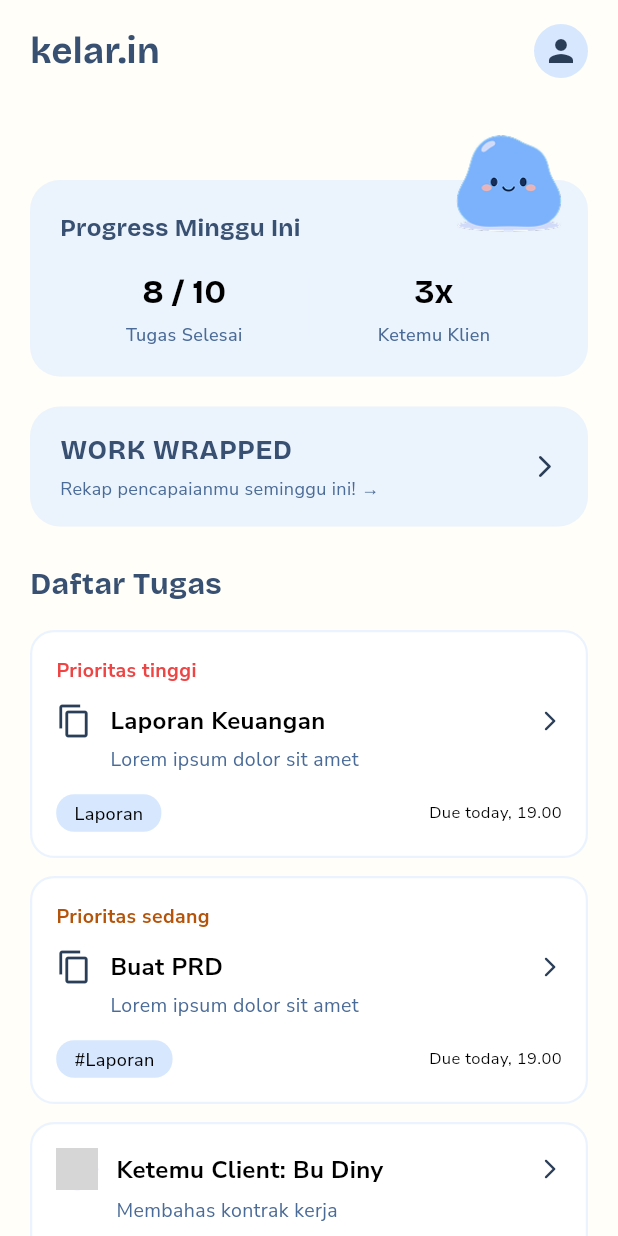
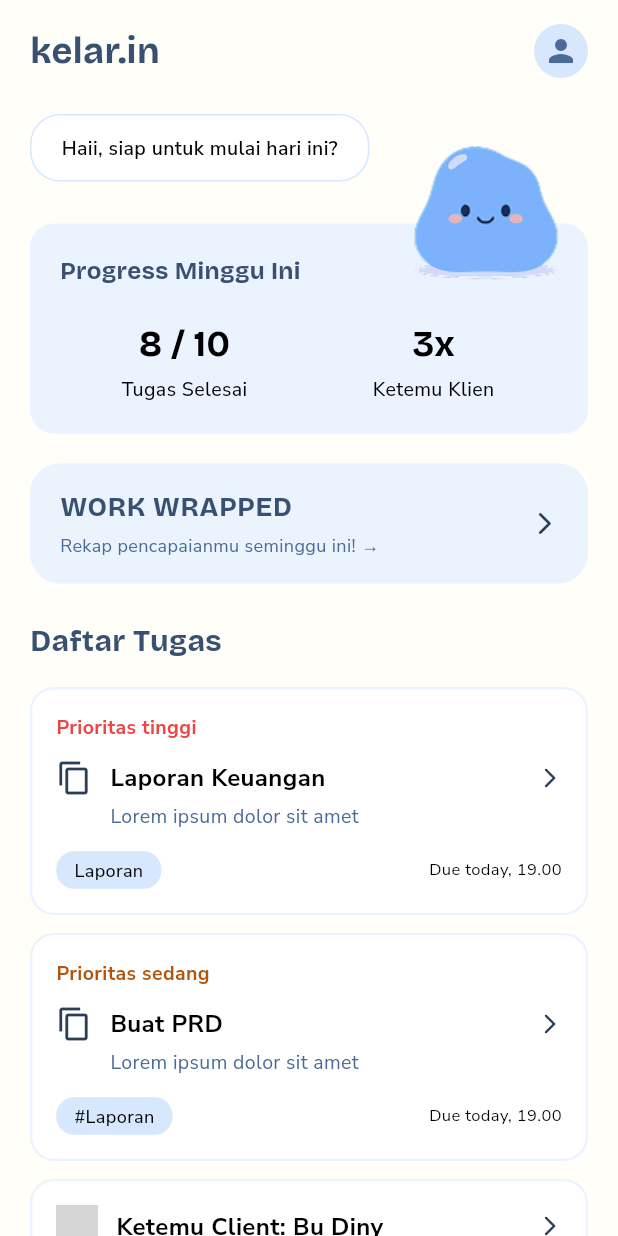
Before and after one commit to kukuhsatrio-05/Hackjam-Kelar.in, a Flutter app: the BerandaView screen opened directly, on a phone screen of 412 x 824 dp. Run offline on Flutter 3.47's test engine with Material 3 defaults, Android fonts, the phone set to English and light mode, and no system bars; our stand-ins replace flutter_dotenv, flutter_riverpod, flutter_svg, go_router, google_generative_ai, image_picker; network calls fail; project files that could hold a hidden picture were left out; grey boxes are pictures that could not be loaded.

Commit message:
updating homepage ui

```diff
--- a/lib/ui/capture_ai/views/input_tugas_baru.dart
+++ b/lib/ui/capture_ai/views/input_tugas_baru.dart
@@ -6,7 +6,7 @@ import 'package:kelarin_hackjam/core/constants/app_colors.dart';
 import 'package:kelarin_hackjam/core/constants/app_textstyle.dart';
 import 'package:kelarin_hackjam/ui/capture_ai/models/task_result.dart';
 import 'package:kelarin_hackjam/ui/capture_ai/services/gemini_services.dart';
-import 'package:flutter_dotenv/flutter_dotenv.dart';
+// import 'package:flutter_dotenv/flutter_dotenv.dart';
 
 class InputTugasBaruView extends ConsumerStatefulWidget {
   const InputTugasBaruView({super.key});
--- a/lib/ui/homepage/views/beranda_view.dart
+++ b/lib/ui/homepage/views/beranda_view.dart
@@ -25,7 +25,30 @@ class BerandaView extends ConsumerWidget {
             children: [
               const SizedBox(height: 16),
               const BerandaHeader(),
-              const SizedBox(height: 44),
+              const SizedBox(height: 24),
+
+              // BUBBLE CHAT
+              Align(
+                alignment: Alignment.centerLeft,
+                child: Container(
+                  padding:
+                      const EdgeInsets.symmetric(horizontal: 20, vertical: 12),
+                  decoration: BoxDecoration(
+                    color: AppColors.surface,
+                    borderRadius: BorderRadius.circular(20),
+                    border: Border.all(color: AppColors.lightActive),
+                  ),
+                  child: Text(
+                    'Haii, siap untuk mulai hari ini?',
+                    style: AppTextStyle.bodySemiBold.copyWith(
+                      fontSize: 13,
+                      color: AppColors.textPrimary,
+                    ),
+                  ),
+                ),
+              ),
+
+              const SizedBox(height: 4),
 
               // Progress Widget
               BerandaProgressCard(
@@ -52,7 +75,7 @@ class BerandaView extends ConsumerWidget {
               // List Card Items
               BerandaTaskCard(
                 priorityLabel: 'Prioritas tinggi',
-                priorityColor: const Color(0xFFEF4444), // Merah
+                priorityColor: const Color(0xFFEF4444),
                 title: 'Laporan Keuangan',
                 description: 'Lorem ipsum dolor sit amet',
                 category: 'Laporan',
@@ -60,7 +83,7 @@ class BerandaView extends ConsumerWidget {
               ),
               BerandaTaskCard(
                 priorityLabel: 'Prioritas sedang',
-                priorityColor: const Color(0xFFB45309), // Oranye/Kuning
+                priorityColor: const Color(0xFFB45309),
                 title: 'Buat PRD',
                 description: 'Lorem ipsum dolor sit amet',
                 category: '#Laporan',
--- a/lib/ui/homepage/widgets/beranda_header.dart
+++ b/lib/ui/homepage/widgets/beranda_header.dart
@@ -20,7 +20,7 @@ class BerandaHeader extends StatelessWidget {
         const CircleAvatar(
           radius: 18,
           backgroundColor: AppColors.lightActive,
-          child: Icon(Icons.person, color: AppColors.darker),
+          child: Icon(Icons.person, color: AppColors.textSecondary),
         ),
       ],
     );
--- a/lib/ui/homepage/widgets/progress_card.dart
+++ b/lib/ui/homepage/widgets/progress_card.dart
@@ -24,8 +24,8 @@ class BerandaProgressCard extends StatelessWidget {
           margin: const EdgeInsets.only(top: 24),
           padding: const EdgeInsets.all(20),
           decoration: BoxDecoration(
-            color: const Color(0xFFEBF3FC),
-            borderRadius: BorderRadius.circular(20),
+            color: AppColors.lightHover,
+            borderRadius: BorderRadius.circular(16),
           ),
           child: Column(
             crossAxisAlignment: CrossAxisAlignment.start,
@@ -37,7 +37,7 @@ class BerandaProgressCard extends StatelessWidget {
                   color: AppColors.darkActive,
                 ),
               ),
-              const SizedBox(height: 16),
+              const SizedBox(height: 20),
               Row(
                 children: [
                   Expanded(
@@ -46,23 +46,18 @@ class BerandaProgressCard extends StatelessWidget {
                         Text(
                           '$completedTasks / $totalTasks',
                           style:
-                              AppTextStyle.headingBold.copyWith(fontSize: 22),
+                              AppTextStyle.headingBold.copyWith(fontSize: 24),
                         ),
                         const SizedBox(height: 4),
                         Text(
                           'Tugas Selesai',
                           style: AppTextStyle.bodyMedium.copyWith(
-                            fontSize: 12,
-                            color: AppColors.textSecondary,
+                            fontSize: 13,
+                            color: AppColors.textPrimary,
                           ),
                         ),
                       ],
                     ),
-                  ),
-                  Container(
-                    width: 1,
-                    height: 40,
-                    color: AppColors.lightHover,
                   ),
                   Expanded(
                     child: Column(
@@ -70,14 +65,14 @@ class BerandaProgressCard extends StatelessWidget {
                         Text(
                           '${clientMeetings}x',
                           style:
-                              AppTextStyle.headingBold.copyWith(fontSize: 22),
+                              AppTextStyle.headingBold.copyWith(fontSize: 24),
                         ),
                         const SizedBox(height: 4),
                         Text(
                           'Ketemu Klien',
                           style: AppTextStyle.bodyMedium.copyWith(
-                            fontSize: 12,
-                            color: AppColors.textSecondary,
+                            fontSize: 13,
+                            color: AppColors.textPrimary,
                           ),
                         ),
                       ],
@@ -89,13 +84,14 @@ class BerandaProgressCard extends StatelessWidget {
           ),
         ),
 
+        // Maskot Icon
         Positioned(
-          top: -15,
+          top: -40, // Naik ekstrim untuk menimpa bubble chat
           right: 12,
           child: Image.asset(
             'assets/icons/mascot_icon.png',
-            width: 80,
-            height: 80,
+            width: 110,
+            height: 110,
           ),
         ),
       ],
--- a/lib/ui/tugas/views/tugas_view.dart
+++ b/lib/ui/tugas/views/tugas_view.dart
@@ -5,15 +5,15 @@ import 'package:kelarin_hackjam/core/constants/app_textstyle.dart';
 import 'package:kelarin_hackjam/ui/tugas/widgets/tugas_search_field.dart';
 import 'package:kelarin_hackjam/ui/tugas/widgets/tugas_filter_chip.dart';
 import 'package:kelarin_hackjam/ui/tugas/widgets/tugas_card.dart';
-import 'package:kelarin_hackjam/ui/tugas/viewmodel/tugas_vm.dart';
+// import 'package:kelarin_hackjam/ui/tugas/viewmodel/tugas_vm.dart';
 
 class TugasView extends ConsumerWidget {
   const TugasView({super.key});
 
   @override
   Widget build(BuildContext context, WidgetRef ref) {
-    final tugasState = ref.watch(tugasViewModelProvider);
-    final tugasNotifier = ref.read(tugasViewModelProvider.notifier);
+    // final tugasState = ref.watch(tugasViewModelProvider);
+    // final tugasNotifier = ref.read(tugasViewModelProvider.notifier);
 
     return Scaffold(
       backgroundColor: AppColors.background,
--- a/pubspec.yaml
+++ b/pubspec.yaml
@@ -65,7 +65,7 @@ flutter:
 
   # To add assets to your application, add an assets section, like this:
   assets:
-    - assets/env
+    - api_related.env
     - assets/images/
     - assets/icons/
 
```
Also changed, not shown: lib/main.dart (+5 -6 lines), lib/ui/homepage/widgets/task_card.dart (+18 -1 lines), lib/ui/tugas/widgets/tugas_bottom_sheet.dart (added, +170 -0 lines).
